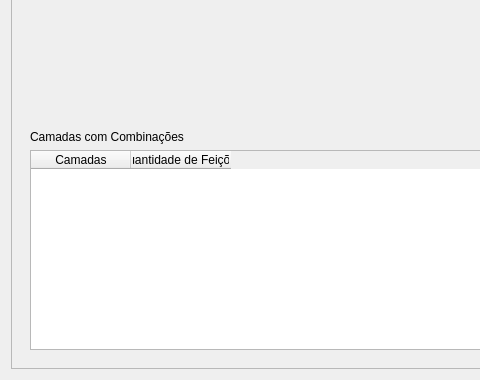
Qt form modules/combinationViewer/uis/combinationViewerDlg.ui (dsgoficial/SAP_Operador) before a commit; both pictures show x 0 to 480 and y 389 to 769 of the 1176 by 769 pixel window.
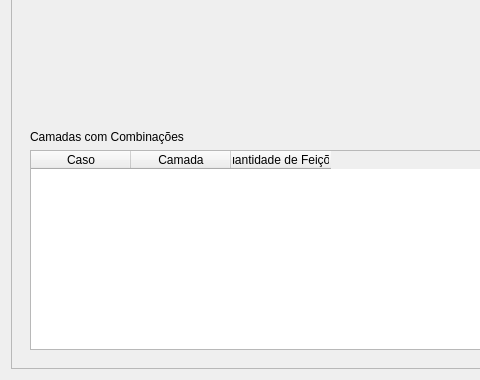
The same form after that commit. Custom widgets are drawn as their Qt base class.

Diff of the .ui file:
```diff
--- a/modules/combinationViewer/uis/combinationViewerDlg.ui
+++ b/modules/combinationViewer/uis/combinationViewerDlg.ui
@@ -66,7 +66,12 @@
               </property>
               <column>
                <property name="text">
-                <string>Camadas</string>
+                <string>Caso</string>
+               </property>
+              </column>
+              <column>
+               <property name="text">
+                <string>Camada</string>
                </property>
               </column>
               <column>
```
